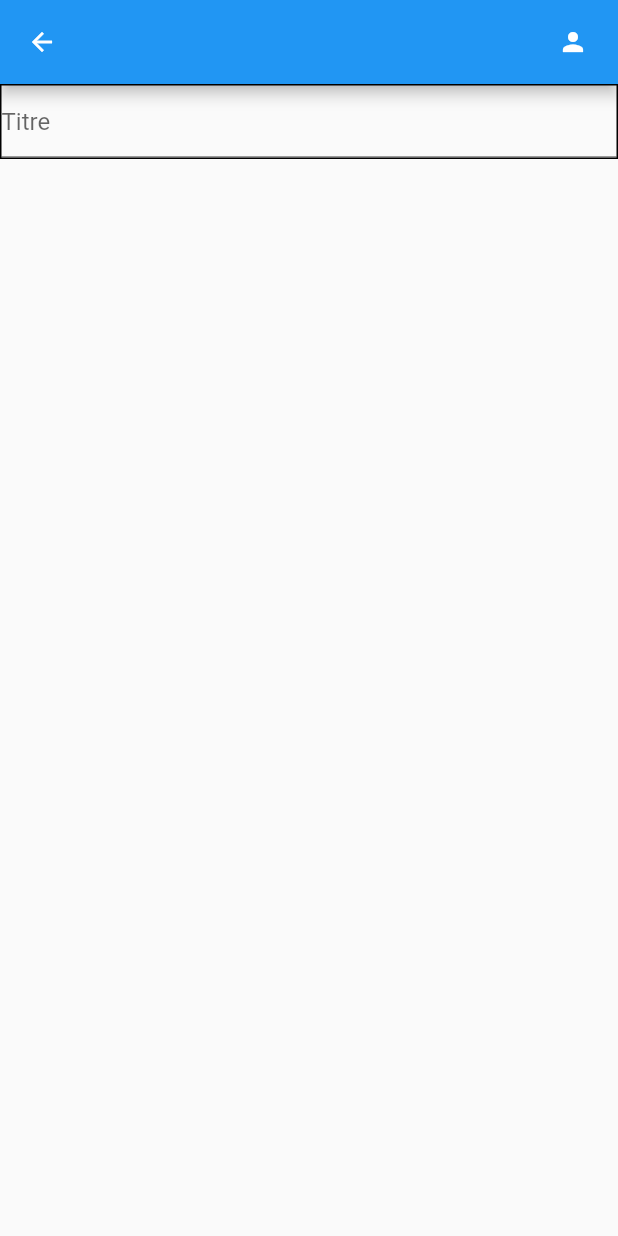
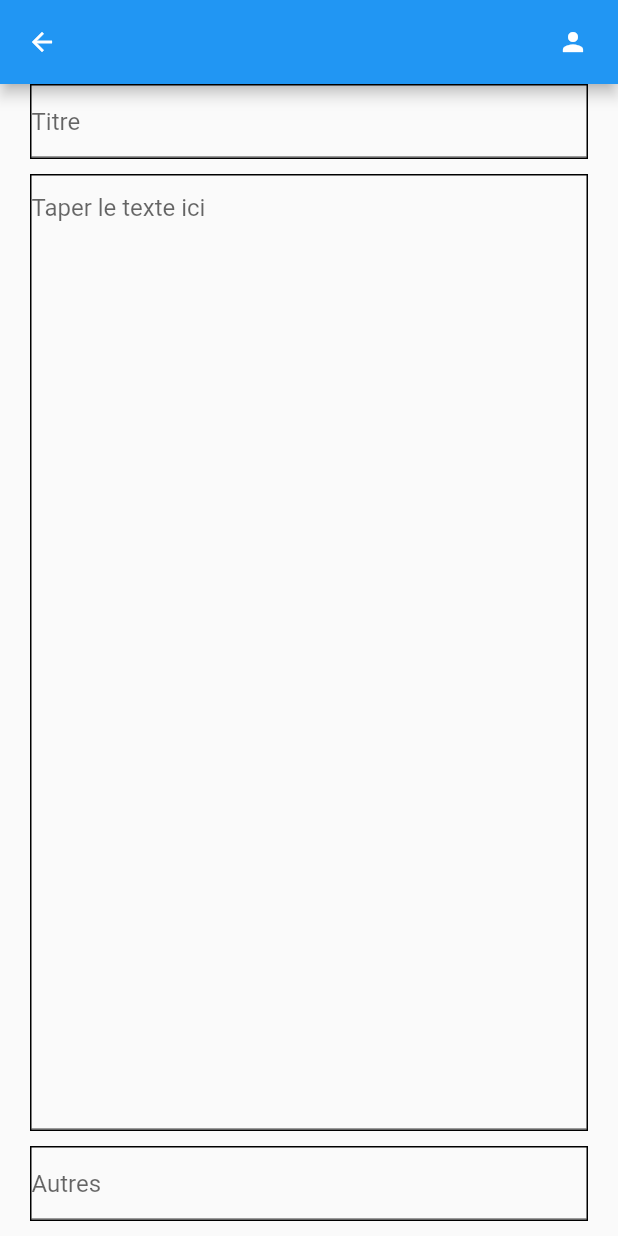
Before and after one commit to leonardfrot/project, a Flutter app: the AddNotePage screen opened directly, on a phone screen of 412 x 824 dp. Run offline on Flutter 3.47's test engine with Material 2 defaults, Android fonts, the phone set to English and light mode, and no system bars; our stand-ins replace get, get_storage, google_fonts; accounts and stored records are empty.

Commit message:
page de création

```diff
--- a/lib/ui/add_note_page.dart
+++ b/lib/ui/add_note_page.dart
@@ -4,42 +4,64 @@ import 'package:project/services/theme_service.dart';
 import 'package:get/get.dart';
 
 class AddNotePage extends StatelessWidget {
-  const AddNotePage({ Key? key }) : super(key: key);
+  const AddNotePage({Key? key}) : super(key: key);
 
   @override
   Widget build(BuildContext context) {
     return Scaffold(
         appBar: _appBar(),
-      body: Column(
-        children:[
-          Container(decoration: BoxDecoration(border:Border.all()),
-          child: TextField(
-            decoration: InputDecoration(hintText: 'Titre'))
+        body: Container(margin: EdgeInsets.symmetric(horizontal: 20),
+        child: Column(children: [
+          Container(
+              decoration: BoxDecoration(border: Border.all()),
+              child: const TextField(
+                  decoration: InputDecoration(hintText: 'Titre'))),
+                  SizedBox(height: 10,),
+          Expanded(
+            child: Container(
+                decoration: BoxDecoration(border: Border.all()),
+                child: const TextField(
+                  maxLines: null,
+                  expands : true,
+                    decoration: InputDecoration(hintText: 'Taper le texte ici'))),
+          ),
+          SizedBox(height: 10,),
+           Container(
+              decoration: BoxDecoration(border: Border.all()),
+              child: const TextField(
+                  decoration: InputDecoration(hintText: 'Autres'))),
+                  SizedBox(height: 10,),
+        ])
+
         )
-        ]
-      )
+
+
+
+
 
         );
   }
 
-   _appBar(){
+  _appBar() {
     return AppBar(
       leading: GestureDetector(
-        onTap:(){
+        onTap: () {
           Get.back();
-
         },
-        child: const Icon(Icons.arrow_back, size: 20, ),
+        child: const Icon(
+          Icons.arrow_back,
+          size: 20,
         ),
-
-        actions:const [
-          Icon(Icons.person, size: 20, ),
-
-          SizedBox(width: 20, ),
-
+      ),
+      actions: const [
+        Icon(
+          Icons.person,
+          size: 20,
+        ),
+        SizedBox(
+          width: 20,
+        ),
       ],
     );
   }
-
-
 }
```
Lines whose indentation alone changed are shown as unchanged.
